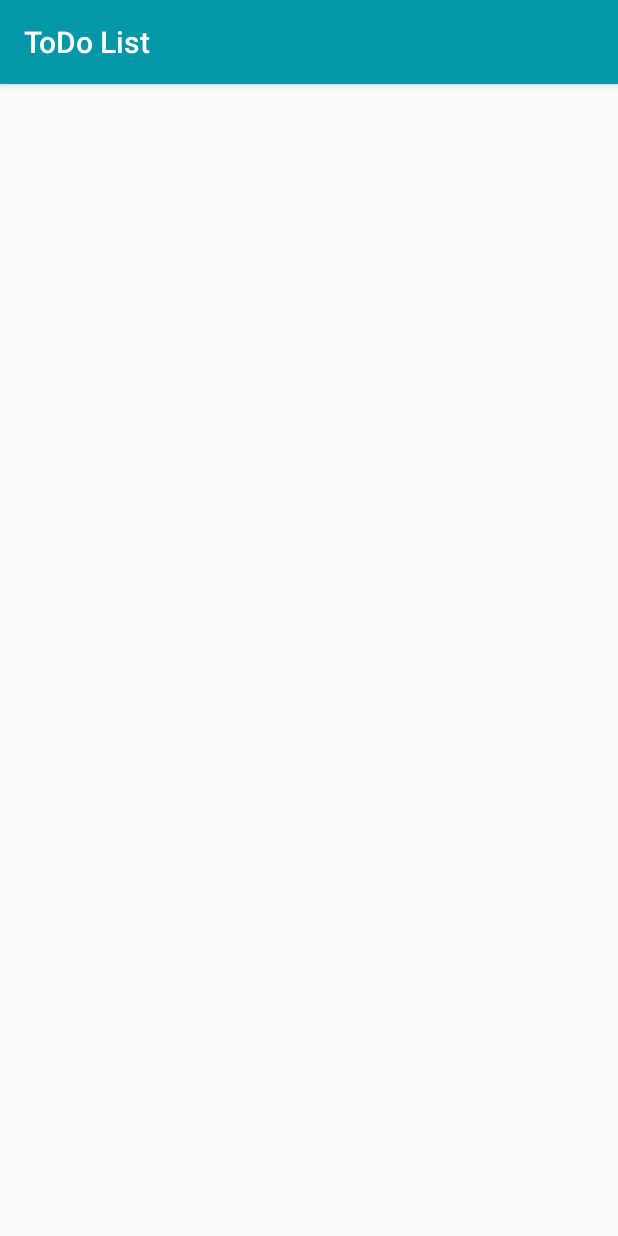
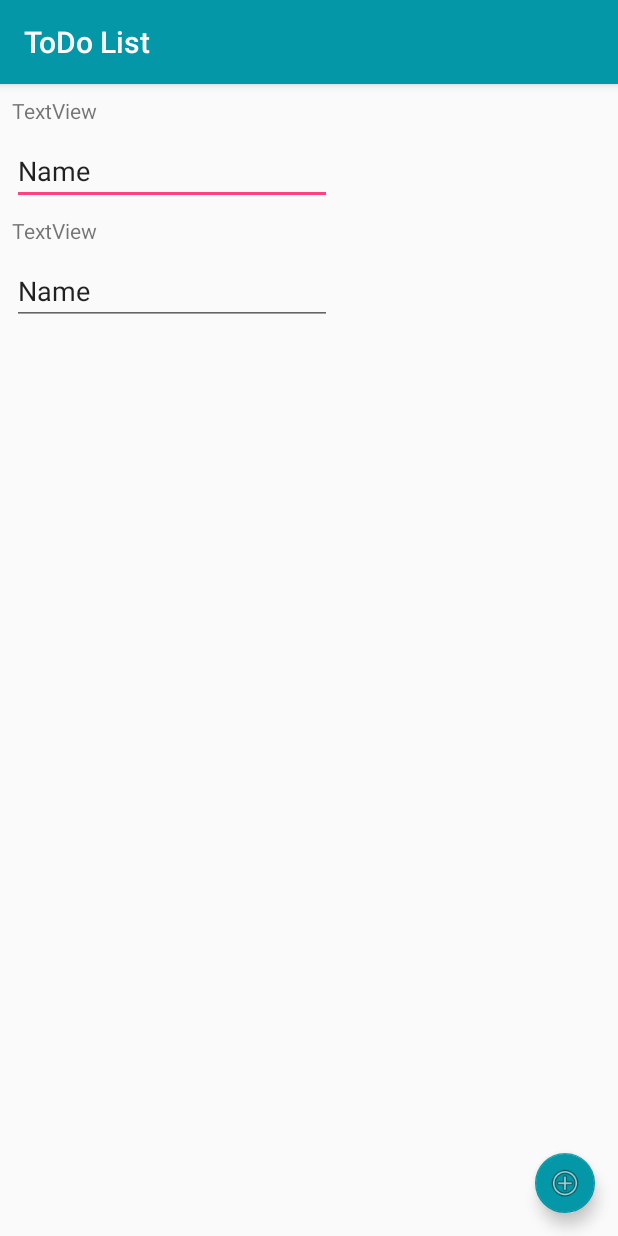
Before and after one commit to johnny2194/ToDo-List, an Android app: the NewTaskActivity screen opened directly, with no data from a screen before it, on a phone screen of 412 x 824 dp. Run offline under Robolectric (Android 15) with nearby library versions, the phone set to English and light mode, and no system bars.

Commit message:
Add create new task activity

```diff
--- a/app/src/main/java/com/codeclan/example/todolist/NewTaskActivity.java
+++ b/app/src/main/java/com/codeclan/example/todolist/NewTaskActivity.java
@@ -1,13 +1,52 @@
 package com.codeclan.example.todolist;
 
+import android.app.ListActivity;
+import android.content.Context;
+import android.content.Intent;
+import android.content.SharedPreferences;
 import android.support.v7.app.AppCompatActivity;
 import android.os.Bundle;
+import android.view.View;
+import android.widget.EditText;
+
+import java.lang.reflect.Array;
+import java.util.ArrayList;
 
 public class NewTaskActivity extends AppCompatActivity {
+
+    private EditText titleInput;
+    private EditText additionalNotesInput;
+    private SharedPreferences prefs;
+
 
     @Override
     protected void onCreate(Bundle savedInstanceState) {
         super.onCreate(savedInstanceState);
         setContentView(R.layout.activity_new_task);
+
+        titleInput = (EditText) findViewById(R.id.titleInput);
+        additionalNotesInput = (EditText) findViewById(R.id.additionalNotesInput);
+
+        String sharedPrefsKey = getString(R.string.pref_key);
+        prefs = getSharedPreferences(sharedPrefsKey, Context.MODE_PRIVATE);
+
+
+    }
+
+    public void onButtonClick(View view){
+        String title = titleInput.getText().toString();
+        String additionalNotes = additionalNotesInput.getText().toString();
+
+        Task newTask = new Task(title, false, additionalNotes);
+
+        ArrayList<Task> allTasks = Prefs.getTasks(prefs);
+        allTasks.add(newTask);
+
+        Prefs.savePrefs(prefs, allTasks);
+
+        Intent intent = new Intent(this, TaskListActivity.class);
+        startActivity(intent);
+
+
     }
 }
--- a/app/src/main/java/com/codeclan/example/todolist/TaskListActivity.java
+++ b/app/src/main/java/com/codeclan/example/todolist/TaskListActivity.java
@@ -49,4 +49,9 @@ public class TaskListActivity extends AppCompatActivity {
         startActivity(intent);
     }
 
+    public void setNewTask(View view) {
+        Intent intent = new Intent(this, NewTaskActivity.class);
+        startActivity(intent);
+    }
+
 }
--- a/app/src/main/res/layout/activity_new_task.xml
+++ b/app/src/main/res/layout/activity_new_task.xml
@@ -6,4 +6,64 @@
     android:layout_height="match_parent"
     tools:context="com.codeclan.example.todolist.NewTaskActivity">
 
+    <EditText
+        android:id="@+id/titleInput"
+        android:layout_width="wrap_content"
+        android:layout_height="wrap_content"
+        android:ems="10"
+        android:inputType="textPersonName"
+        android:text="Name"
+        android:layout_marginTop="8dp"
+        app:layout_constraintTop_toBottomOf="@+id/textView2"
+        android:layout_marginLeft="8dp"
+        app:layout_constraintLeft_toLeftOf="parent" />
+
+    <EditText
+        android:id="@+id/additionalNotesInput"
+        android:layout_width="wrap_content"
+        android:layout_height="wrap_content"
+        android:ems="10"
+        android:inputType="textPersonName"
+        android:text="Name"
+        android:layout_marginLeft="8dp"
+        app:layout_constraintLeft_toLeftOf="parent"
+        android:layout_marginTop="8dp"
+        app:layout_constraintTop_toBottomOf="@+id/textView3" />
+
+    <TextView
+        android:id="@+id/textView2"
+        android:layout_width="wrap_content"
+        android:layout_height="wrap_content"
+        android:text="TextView"
+        app:layout_constraintTop_toTopOf="parent"
+        android:layout_marginTop="8dp"
+        android:layout_marginLeft="8dp"
+        app:layout_constraintLeft_toLeftOf="parent" />
+
+    <TextView
+        android:id="@+id/textView3"
+        android:layout_width="wrap_content"
+        android:layout_height="wrap_content"
+        android:text="TextView"
+        android:layout_marginTop="7dp"
+        app:layout_constraintTop_toBottomOf="@+id/titleInput"
+        android:layout_marginLeft="8dp"
+        app:layout_constraintLeft_toLeftOf="parent" />
+
+    <android.support.design.widget.FloatingActionButton
+        android:id="@+id/addTaskButton"
+        android:layout_width="wrap_content"
+        android:layout_height="wrap_content"
+        android:layout_marginBottom="15dp"
+        android:layout_marginRight="15dp"
+        android:clickable="true"
+        android:onClick="onButtonClick"
+        app:backgroundTint="#0397A7"
+        app:fabSize="mini"
+        app:layout_constraintBottom_toBottomOf="parent"
+        app:layout_constraintRight_toRightOf="parent"
+        app:srcCompat="@android:drawable/ic_menu_add"
+        tools:layout_editor_absoluteX="328dp"
+        tools:layout_editor_absoluteY="455dp" />
+
 </android.support.constraint.ConstraintLayout>
--- a/app/src/main/res/layout/task_list.xml
+++ b/app/src/main/res/layout/task_list.xml
@@ -19,7 +19,8 @@
         app:layout_constraintRight_toRightOf="parent"
         app:srcCompat="@android:drawable/ic_menu_add"
         tools:layout_editor_absoluteX="328dp"
-        tools:layout_editor_absoluteY="455dp" />
+        tools:layout_editor_absoluteY="455dp"
+        android:onClick="setNewTask"/>
     <ListView
         android:id="@+id/list"
         android:layout_width="wrap_content"
```
